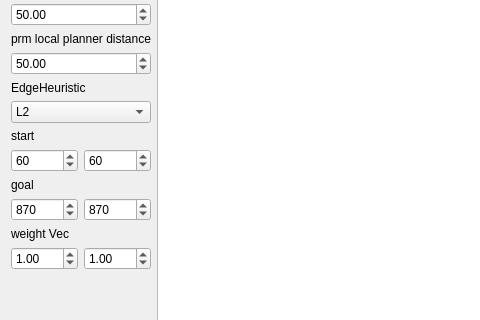
tobiaskohlbau/IPPP, file examples/gui2D/mainwindow.ui: the form before one commit; both pictures show x 0 to 480 and y 392 to 712 of the 1042 by 832 pixel window.
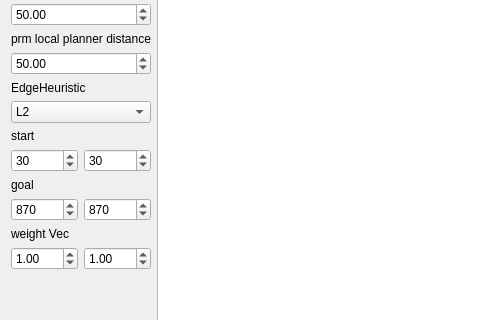
The form after the commit.

```diff
--- a/examples/gui2D/mainwindow.ui
+++ b/examples/gui2D/mainwindow.ui
@@ -257,7 +257,7 @@
                <number>2000</number>
               </property>
               <property name="value">
-               <number>60</number>
+               <number>30</number>
               </property>
              </widget>
             </item>
@@ -277,7 +277,7 @@
                <number>2000</number>
               </property>
               <property name="value">
-               <number>60</number>
+               <number>30</number>
               </property>
               <property name="displayIntegerBase">
                <number>10</number>
```
